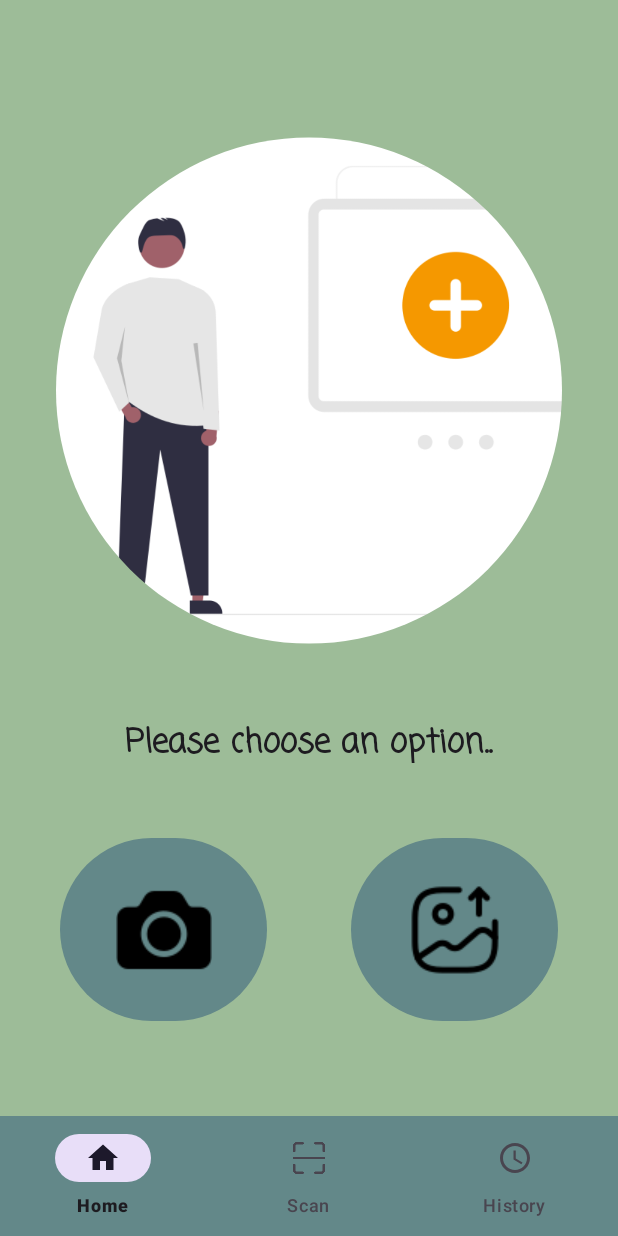
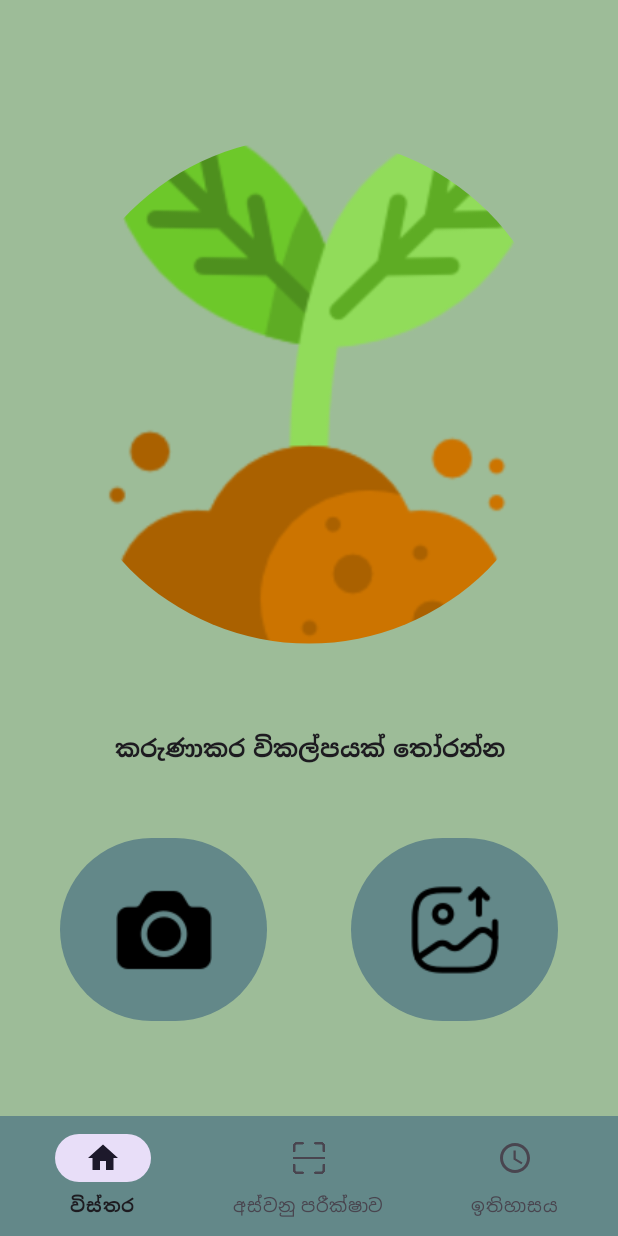
Before and after one commit to ChamodaDSilva/Cinnemease-APP, an Android app: the fragment ScanFragment placed in its activity, on a phone screen of 412 x 824 dp. Run offline under Robolectric (Android 15) with nearby library versions, the phone set to English and light mode, and no system bars; our stand-ins replace CircleImageView.

Commit message:
converted to sinhala

```diff
--- a/app/src/main/java/com/example/cinnamease/MainActivity.java
+++ b/app/src/main/java/com/example/cinnamease/MainActivity.java
@@ -28,9 +28,9 @@ public class MainActivity extends AppCompatActivity {
 
         binding.bottomNavigationView.setOnItemSelectedListener(item -> {
             System.out.println("Item got "+item.toString());
-            if (item.toString().equals("Home")) {
+            if (item.toString().equals("විස්තර")) {
                 replaceFragment(new HomeFragment());
-            } else if (item.toString().equals("Scan"))  {
+            } else if (item.toString().equals("අස්වනු පරීක්ෂාව"))  {
                 replaceFragment(new ScanFragment());
             } else if (item.toString().equals("History"))  {
                 replaceFragment(new HistoryFragment());
--- a/app/src/main/java/com/example/cinnamease/SplashScreen.java
+++ b/app/src/main/java/com/example/cinnamease/SplashScreen.java
@@ -8,7 +8,7 @@ import android.os.Handler;
 
 public class SplashScreen extends AppCompatActivity {
 
-    private static final int SPLASH_SCREEN_DURATION = 1000; // 1 seconds
+    private static final int SPLASH_SCREEN_DURATION = 2000; // 1 seconds
 
     @Override
     protected void onCreate(Bundle savedInstanceState) {
--- a/app/src/main/res/layout/fragment_home.xml
+++ b/app/src/main/res/layout/fragment_home.xml
@@ -36,7 +36,7 @@
                 android:text="@string/cinnamon_info1"
                 android:textAlignment="center"
                 android:textAppearance="@style/TextAppearance.AppCompat.Large"
-                android:textSize="24sp" />
+                android:textSize="20sp" />
         </LinearLayout>
     </ScrollView>
 
--- a/app/src/main/res/layout/fragment_scan.xml
+++ b/app/src/main/res/layout/fragment_scan.xml
@@ -56,7 +56,7 @@
         android:layout_width="337dp"
         android:layout_height="379dp"
         android:layout_marginBottom="56dp"
-        android:src="@drawable/add_image"
+        android:src="@drawable/sprout"
 
         app:layout_constraintBottom_toBottomOf="parent"
         app:layout_constraintEnd_toEndOf="parent"
@@ -66,18 +66,20 @@
 
     <TextView
         android:id="@+id/textResult"
-        android:layout_width="300dp"
-        android:layout_height="30dp"
+        android:layout_width="400dp"
+        android:layout_height="40dp"
         android:fontFamily="casual"
-        android:text="Please choose an option.."
+        android:text="කරුණාකර විකල්පයක් තෝරන්න"
         android:textAlignment="center"
+        android:textAllCaps="true"
         android:textAppearance="@style/TextAppearance.AppCompat.Large"
+        android:textSize="16sp"
         android:textStyle="bold"
         app:layout_constraintBottom_toTopOf="@+id/btn_camera"
         app:layout_constraintEnd_toEndOf="parent"
         app:layout_constraintHorizontal_bias="0.495"
         app:layout_constraintStart_toStartOf="parent"
         app:layout_constraintTop_toBottomOf="@+id/imageViewUpload"
-        app:layout_constraintVertical_bias="0.367" />
+        app:layout_constraintVertical_bias="0.542" />
 
 </androidx.constraintlayout.widget.ConstraintLayout>
--- a/app/src/main/res/values/strings.xml
+++ b/app/src/main/res/values/strings.xml
@@ -20,9 +20,9 @@
     <string name="already_have_an_account">Already have an account?</string>
     <string name="output_page">OutPut Page</string>
     <string name="matured_yayy">Matured, Yayy!</string>
-    <string name="scan_nav">Scan</string>
-    <string name="home_nav">Home</string>
-    <string name="history_nav">History</string>
+    <string name="scan_nav">අස්වනු පරීක්ෂාව</string>
+    <string name="home_nav">විස්තර</string>
+    <string name="history_nav">ඉතිහාසය</string>
     <!-- TODO: Remove or change this placeholder text -->
     <string name="hello_blank_fragment">Hello blank fragment</string>
     <string name="history_page_nav">History Page</string>
```
Also changed, not shown: app/src/main/java/com/example/cinnamease/ScanFragment.java (+14 -7 lines), app/src/main/res/layout/activity_splash_screen.xml (+7 -6 lines), app/src/main/res/drawable/sprout.png (added).
